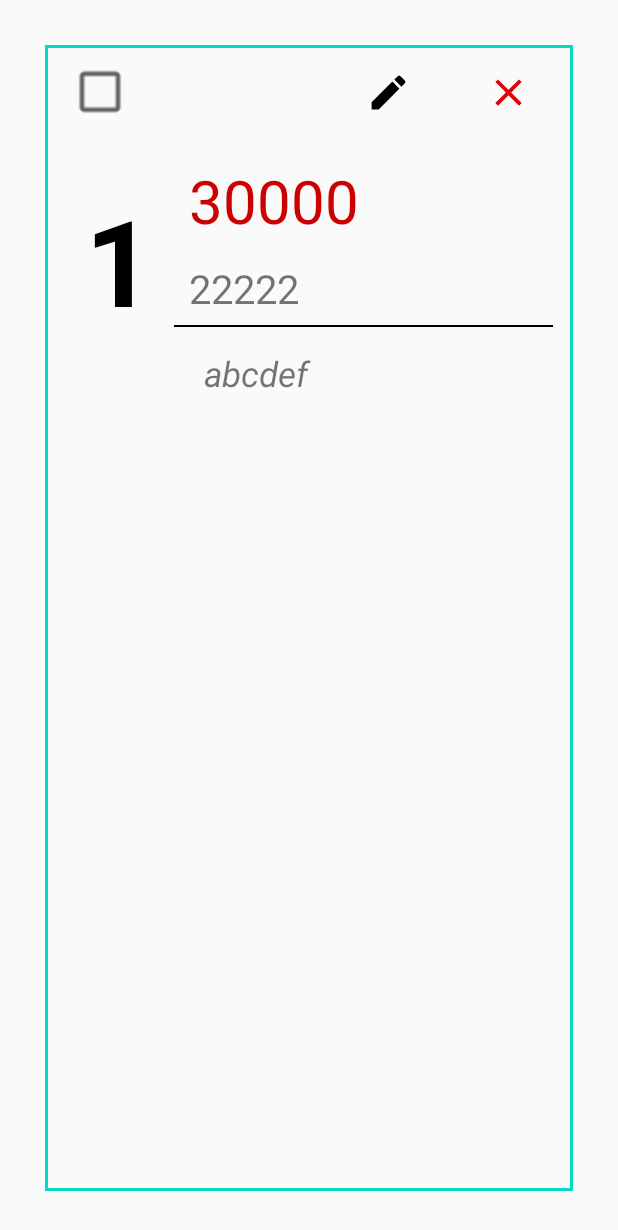
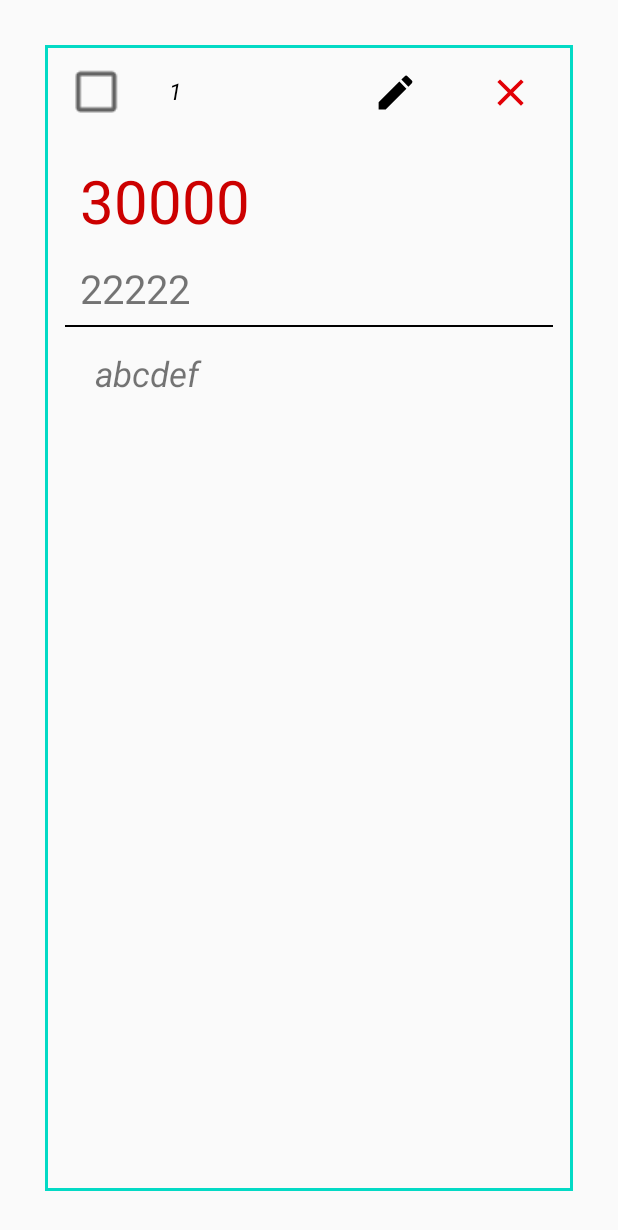
Before and after one commit to trile98/thuthuchichi, an Android app: the layout list_data_row.xml on its own in the app's theme, with its tools: preview values and no code run, on a phone screen of 412 x 824 dp. Shown: the top 1230 px of the screen. Run offline under Robolectric (Android 15) with nearby library versions, the phone set to English and light mode, and no system bars.

Commit message:
fix id show view

```diff
--- a/Source/app/build.gradle
+++ b/Source/app/build.gradle
@@ -34,7 +34,7 @@ dependencies {
     testImplementation 'junit:junit:4.12'
     androidTestImplementation 'androidx.test.ext:junit:1.1.1'
     androidTestImplementation 'androidx.test.espresso:espresso-core:3.2.0'
-    implementation 'com.android.support:design:28.0.0'
-    implementation 'com.android.support:appcompat-v7:28.0.0'
+    implementation 'com.google.android.material:material:1.0.0'
+    implementation 'androidx.appcompat:appcompat:1.0.0'
 
 }
--- a/Source/app/src/main/res/layout/list_data_row.xml
+++ b/Source/app/src/main/res/layout/list_data_row.xml
@@ -18,7 +18,7 @@
         <View
             android:layout_width="0dp"
             android:layout_height="0dp"
-            android:layout_weight="1"></View>
+            android:layout_weight="1"/>
 
         <CheckBox
             android:scaleY="1.5"
@@ -27,12 +27,24 @@
             android:layout_height="match_parent"
             android:layout_gravity="center_horizontal"
             android:id="@+id/dataRowCheck"
-            android:layout_weight="1"></CheckBox>
+            android:layout_weight="1"/>
+
+        <TextView
+            android:layout_width="wrap_content"
+            android:layout_height="wrap_content"
+            android:textSize="15dp"
+            android:padding="10px"
+            android:layout_margin="10px"
+            android:layout_weight="1"
+            android:id="@+id/RowId"
+            android:textColor="@android:color/black"
+            android:textStyle="italic"
+            android:text="1"/>
 
         <View
             android:layout_width="0dp"
             android:layout_height="0dp"
-            android:layout_weight="6"></View>
+            android:layout_weight="5"/>
 
         <ImageButton
             android:layout_weight="1"
@@ -41,7 +53,7 @@
             android:layout_height="wrap_content"
             android:src="@drawable/edit"
             android:layout_marginRight="10px"
-            android:backgroundTint="@android:color/transparent"></ImageButton>
+            android:backgroundTint="@android:color/transparent"/>
 
         <ImageButton
             android:layout_weight="1"
@@ -49,7 +61,7 @@
             android:layout_width="wrap_content"
             android:layout_height="wrap_content"
             android:src="@drawable/delete"
-            android:backgroundTint="@android:color/transparent"></ImageButton>
+            android:backgroundTint="@android:color/transparent"/>
 
     </LinearLayout>
 
@@ -57,26 +69,16 @@
         android:layout_width="match_parent"
         android:layout_height="wrap_content"
         android:padding="20px">
-        <TextView
-            android:layout_width="wrap_content"
-            android:layout_height="wrap_content"
-            android:textSize="80dp"
-            android:textStyle="bold"
-            android:padding="10px"
-            android:layout_margin="10px"
-            android:id="@+id/RowId"
-            android:textColor="@android:color/black"
-            android:text="1"></TextView>
+
 
         <TextView
             android:text="30000"
             android:layout_width="wrap_content"
             android:layout_height="wrap_content"
-            android:layout_toRightOf="@id/RowId"
             android:layout_marginLeft="10dp"
             android:textSize="60px"
             android:id="@+id/RowMoney"
-            android:textColor="@android:color/holo_red_dark"></TextView>
+            android:textColor="@android:color/holo_red_dark"/>
 
 
 
@@ -84,12 +86,11 @@
             android:text="22222"
             android:layout_width="wrap_content"
             android:layout_height="wrap_content"
-            android:layout_toRightOf="@id/RowId"
             android:layout_marginLeft="10dp"
             android:textSize="40px"
             android:id="@+id/RowDate"
             android:layout_below="@id/RowMoney"
-            android:layout_marginTop="20px"></TextView>
+            android:layout_marginTop="20px"/>
 
         <View
             android:id="@+id/dividerView"
@@ -97,14 +98,12 @@
             android:layout_height="1dp"
             android:layout_below="@+id/RowDate"
             android:background="@android:color/black"
-            android:layout_toRightOf="@id/RowId"
             android:layout_marginTop="10px"
             android:layout_marginBottom="10px"/>
 
         <TextView
             android:layout_width="fill_parent"
             android:layout_height="wrap_content"
-            android:layout_toRightOf="@id/RowId"
             android:layout_marginLeft="10dp"
             android:textSize="35px"
             android:padding="15px"
@@ -113,7 +112,7 @@
             android:layout_below="@id/RowDate"
             android:inputType="textMultiLine"
             android:layout_marginTop="20px"
-            android:textStyle="italic"></TextView>
+            android:textStyle="italic"/>
     </RelativeLayout>
 
 
```
Also changed, not shown: Source/app/src/main/java/com/example/thuthuchichi/IncomeAdapter.java (+23 -4 lines), Source/app/src/main/res/layout/all_data_row.xml (+11 -17 lines), 5 other files.
